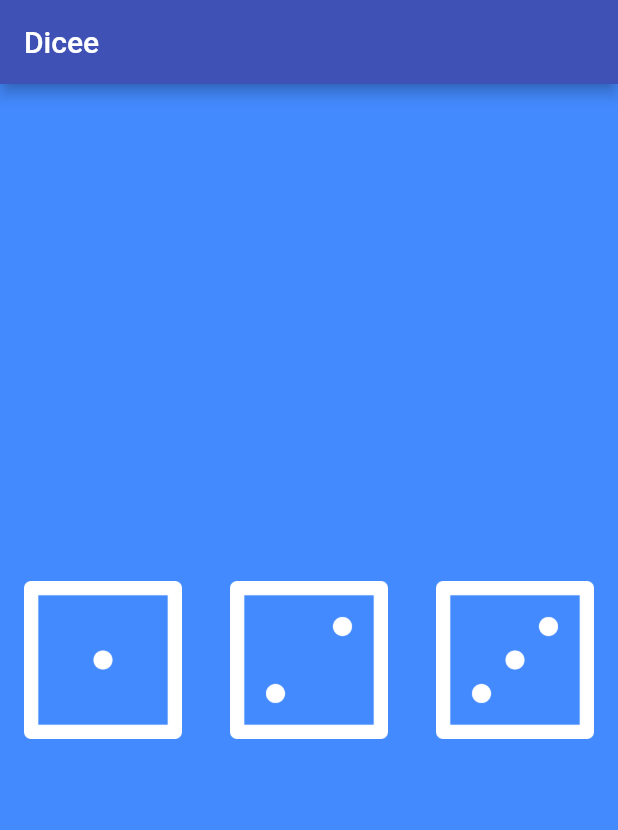
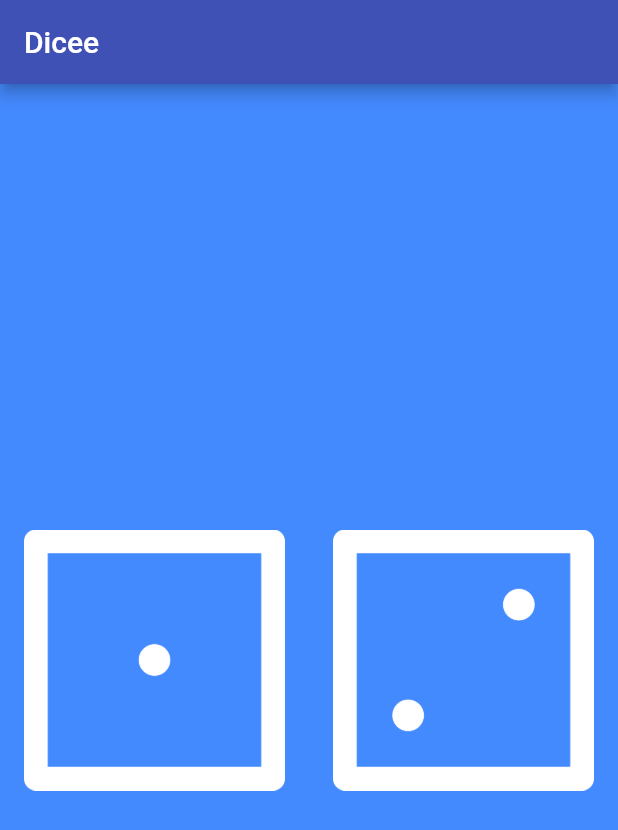
Before and after one commit to itsirajul/dice, a Flutter app: the screen it shows after launch, on a phone screen of 412 x 824 dp. Shown: the top 830 px of the screen. Run offline on Flutter 3.47's test engine with Material 2 defaults, Android fonts, the phone set to English and light mode, and no system bars.

Commit message:
remove one container

```diff
--- a/lib/main.dart
+++ b/lib/main.dart
@@ -40,14 +40,7 @@ class DicePage extends StatelessWidget {
                 child: Image.asset('images/dice2.png')
             ),
           ),
-          Expanded(
-            child: FlatButton(
-                onPressed: () {
-                  print('Left Button Got Pressed ');
-                },
-                child: Image.asset('images/dice3.png')
-            ),
-          ),
+
         ],
       ),
     );
```
